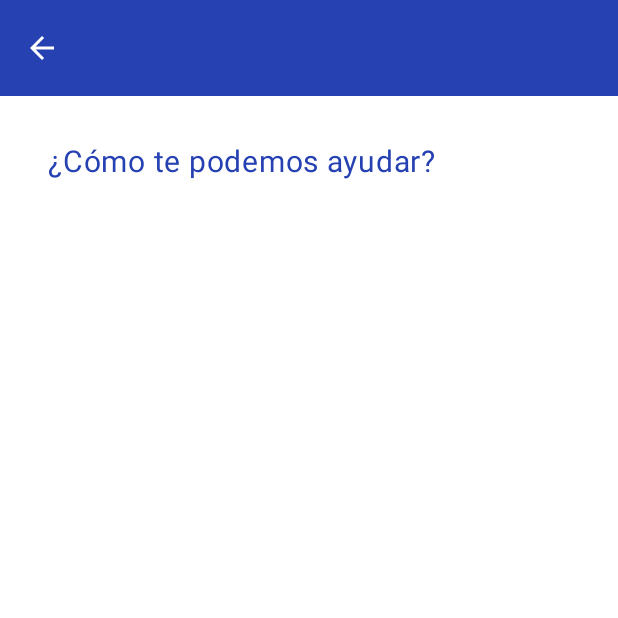
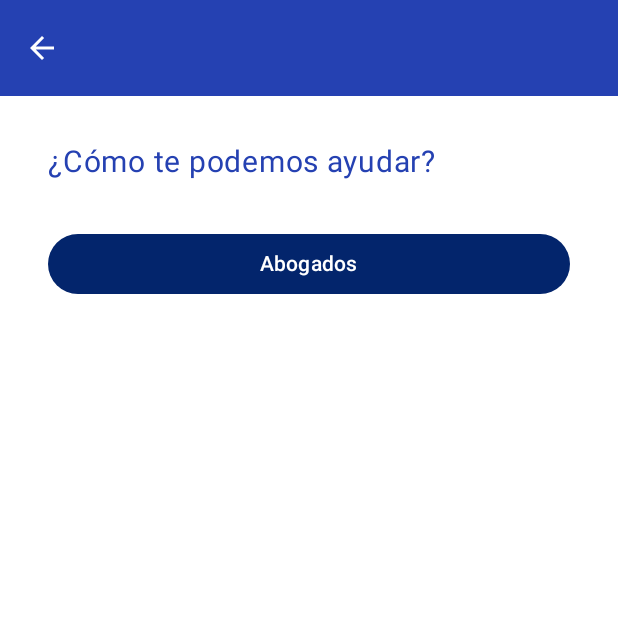
Before and after one commit to A00835995/EQ-Caso-Cerrado-BufeTec, an Android app built with Jetpack Compose: the composable DetailScreen called with empty values, on a phone screen of 412 x 824 dp, the top half of it. Run offline under Robolectric (Android 15) with nearby library versions, the phone set to English and light mode, and no system bars; our stand-ins replace Firebase (no records; nobody signed in at launch, a user with empty details on screens opened directly).

Commit message:
ultimo push

```diff
--- a/app/src/main/java/com/example/reto/navigation/AppNavHost.kt
+++ b/app/src/main/java/com/example/reto/navigation/AppNavHost.kt
@@ -138,7 +138,7 @@ fun AppNavHost(modifier: Modifier) {
                         )
                     }
                 ) {
-                    DetailScreen(itemTitle = itemTitle, onBackClick = { navController.popBackStack() })
+                    DetailScreen(itemTitle = itemTitle, onBackClick = { navController.popBackStack() }, navController)
                 }
             }
             composable("gestionClientes") {
--- a/app/src/main/java/com/example/reto/procesosLegales/DetailScreen.kt
+++ b/app/src/main/java/com/example/reto/procesosLegales/DetailScreen.kt
@@ -12,11 +12,12 @@ import androidx.compose.ui.graphics.Color
 import androidx.compose.ui.tooling.preview.Preview
 import androidx.compose.ui.unit.dp
 import androidx.compose.ui.unit.sp
+import androidx.navigation.NavController
 import com.google.firebase.database.*
 
 @OptIn(ExperimentalMaterial3Api::class)
 @Composable
-fun DetailScreen(itemTitle: String, onBackClick: () -> Unit) {
+fun DetailScreen(itemTitle: String, onBackClick: () -> Unit, navController: NavController) {
     var tramitesList by remember { mutableStateOf(listOf<String>()) }
     val database = FirebaseDatabase.getInstance().reference.child("procesos_legales").child(itemTitle.lowercase()).child("tramites")
 
@@ -94,12 +95,18 @@ fun DetailScreen(itemTitle: String, onBackClick: () -> Unit) {
                     }
                 }
             }
+            item{
+                Button(onClick = {
+                    navController.navigate("infoAbogados")
+                },
+                    modifier = Modifier
+                        .fillMaxWidth()
+                        .padding(16.dp)
+                    ) {
+                    Text(text = "Abogados")
+                }
+            }
+
         }
     }
 }
-
-@Preview(showBackground = true)
-@Composable
-fun PreviewDetailScreen() {
-    DetailScreen(itemTitle = "Penales", onBackClick = {})
-}
```
Also changed, not shown: app/src/main/java/com/example/reto/SignUp.kt (+21 -20 lines), app/src/main/java/com/example/reto/forocomponentes/QuestionCard.kt (+18 -3 lines).
